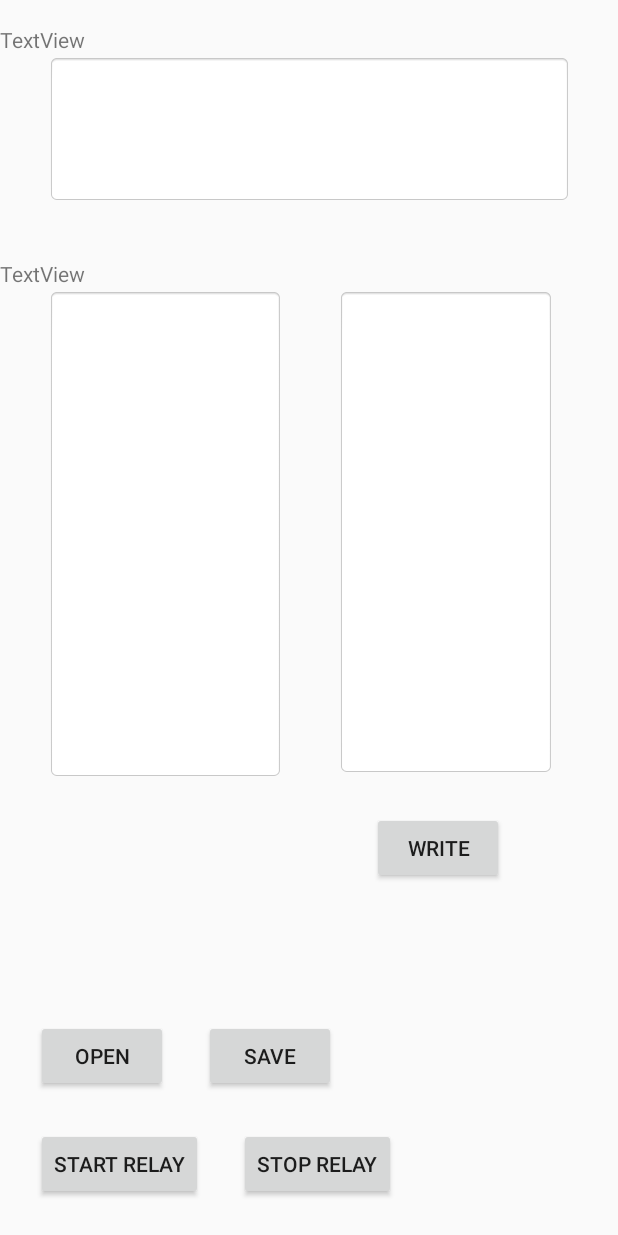
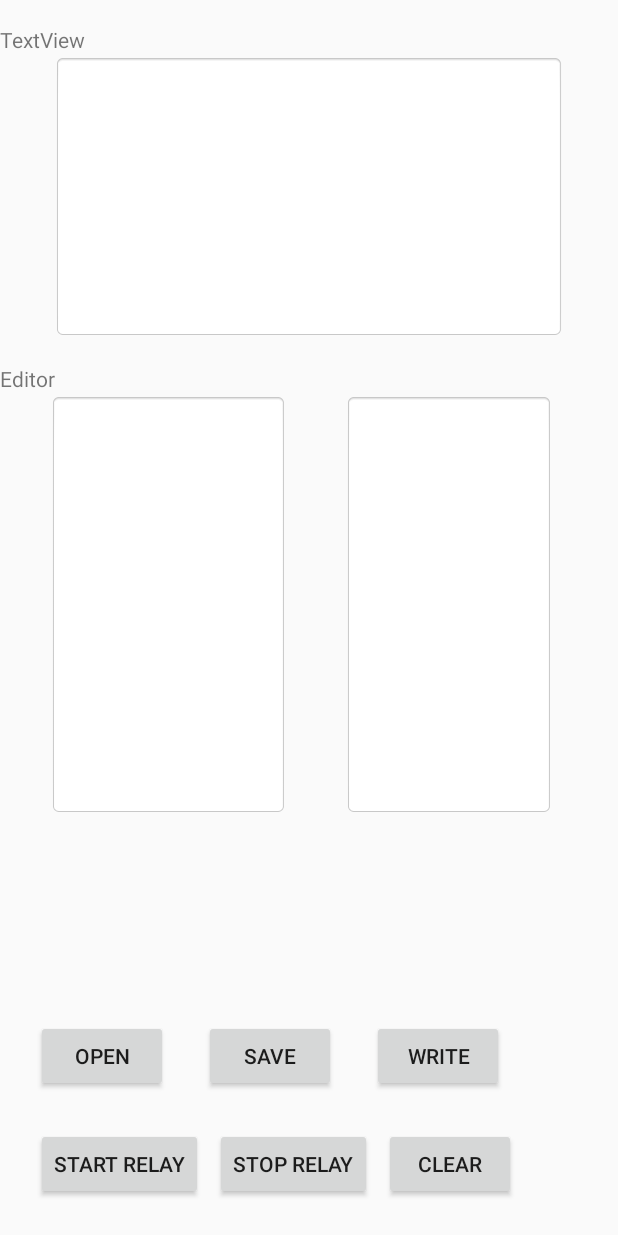
Before and after one commit to ted-lin/memo_demo_1, an Android app: the layout activity_memo_main.xml on its own in the app's theme, with its tools: preview values and no code run, on a phone screen of 412 x 824 dp. Run offline under Robolectric (Android 15) with nearby library versions, the phone set to English and light mode, and no system bars; network calls fail.

Commit message:
refine transfer flow

```diff
--- a/app/src/main/java/com/example/wifi/WifiDirectBroadcastReceiver.java
+++ b/app/src/main/java/com/example/wifi/WifiDirectBroadcastReceiver.java
@@ -32,6 +32,7 @@ public class WifiDirectBroadcastReceiver extends BroadcastReceiver {
     public void onReceive(Context context, Intent intent) {
         String action = intent.getAction();
         if (action == null) return;
+        if (mListener == null) return;
 
         switch (action) {
             case WifiP2pManager.WIFI_P2P_STATE_CHANGED_ACTION: {
--- a/app/src/main/res/layout/activity_memo_main.xml
+++ b/app/src/main/res/layout/activity_memo_main.xml
@@ -46,7 +46,7 @@
         android:id="@+id/button7"
         android:layout_width="wrap_content"
         android:layout_height="wrap_content"
-        android:layout_marginStart="24dp"
+        android:layout_marginStart="8dp"
         android:layout_marginBottom="24dp"
         android:onClick="stop_relay"
         android:text="Stop RELAY"
@@ -55,9 +55,9 @@
 
     <EditText
         android:id="@+id/editText4"
-        android:layout_width="158dp"
-        android:layout_height="328dp"
-        android:layout_marginTop="56dp"
+        android:layout_width="159dp"
+        android:layout_height="282dp"
+        android:layout_marginTop="36dp"
         android:background="@android:drawable/editbox_background"
         android:ems="10"
         android:focusedByDefault="false"
@@ -83,14 +83,14 @@
         android:id="@+id/textView4"
         android:layout_width="wrap_content"
         android:layout_height="wrap_content"
-        android:text="TextView"
+        android:text="Editor"
         app:layout_constraintBottom_toTopOf="@+id/editText4"
         tools:layout_editor_absoluteX="3dp" />
 
     <TextView
         android:id="@+id/textView2"
-        android:layout_width="350dp"
-        android:layout_height="100dp"
+        android:layout_width="341dp"
+        android:layout_height="190dp"
         android:layout_marginTop="36dp"
         android:background="@android:drawable/editbox_background_normal"
         android:contentDescription="show the processing message"
@@ -109,9 +109,9 @@
 
     <androidx.recyclerview.widget.RecyclerView
         android:id="@+id/peer_list_view_2"
-        android:layout_width="145dp"
-        android:layout_height="325dp"
-        android:layout_marginTop="56dp"
+        android:layout_width="140dp"
+        android:layout_height="282dp"
+        android:layout_marginTop="36dp"
         android:background="@android:drawable/editbox_background_normal"
         app:layout_constraintEnd_toEndOf="parent"
         app:layout_constraintHorizontal_bias="0.842"
@@ -123,10 +123,21 @@
         android:layout_width="wrap_content"
         android:layout_height="wrap_content"
         android:layout_marginStart="24dp"
-        android:layout_marginTop="24dp"
+        android:layout_marginBottom="24dp"
         android:onClick="hostWrite"
         android:text="write"
-        app:layout_constraintStart_toEndOf="@+id/button4"
-        app:layout_constraintTop_toBottomOf="@+id/peer_list_view_2" />
+        app:layout_constraintBottom_toTopOf="@+id/button9"
+        app:layout_constraintStart_toEndOf="@+id/button4" />
+
+    <Button
+        android:id="@+id/button9"
+        android:layout_width="wrap_content"
+        android:layout_height="wrap_content"
+        android:layout_marginStart="8dp"
+        android:layout_marginBottom="24dp"
+        android:onClick="clearText"
+        android:text="Clear"
+        app:layout_constraintBottom_toBottomOf="parent"
+        app:layout_constraintStart_toEndOf="@+id/button7" />
 
 </androidx.constraintlayout.widget.ConstraintLayout>
```
Also changed, not shown: app/src/main/java/com/example/memo_demo/MemoMain.java (+121 -38 lines).
